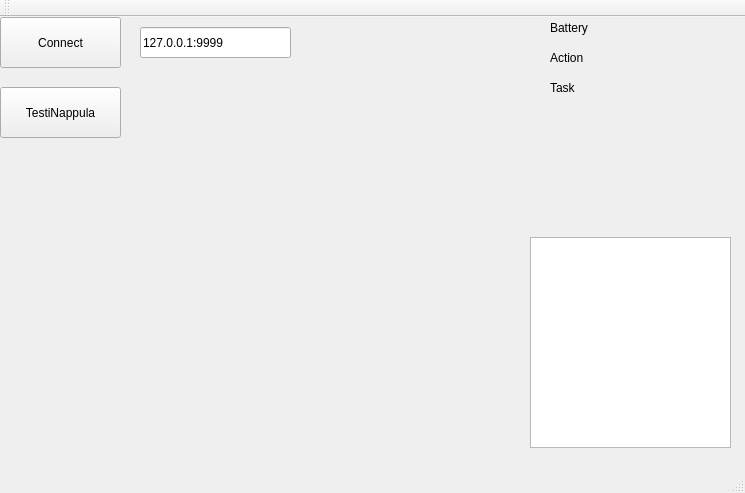
RissanenGit/RobotProject, file newRobotClient/mainwindow.ui: the form before one commit.
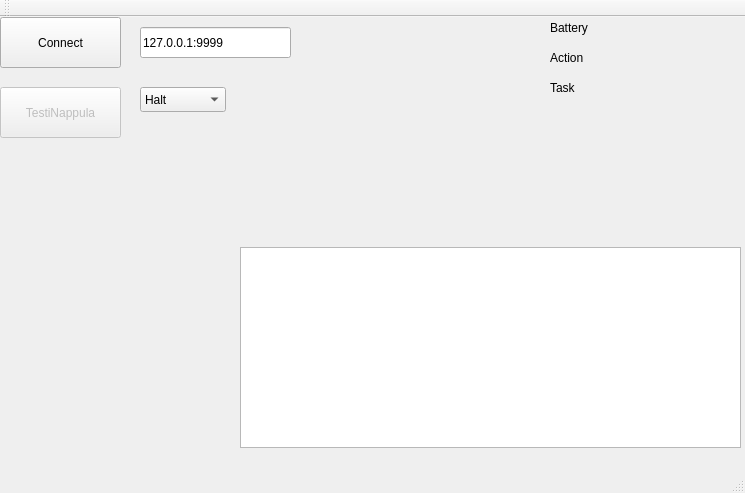
The form after the commit.

```diff
--- a/newRobotClient/mainwindow.ui
+++ b/newRobotClient/mainwindow.ui
@@ -40,17 +40,10 @@
      <string/>
     </property>
    </widget>
-   <widget class="QTextEdit" name="textEdit">
-    <property name="geometry">
-     <rect>
-      <x>530</x>
-      <y>220</y>
-      <width>201</width>
-      <height>211</height>
-     </rect>
-    </property>
-   </widget>
    <widget class="QPushButton" name="connectButton_2">
+    <property name="enabled">
+     <bool>false</bool>
+    </property>
     <property name="geometry">
      <rect>
       <x>0</x>
@@ -154,6 +147,36 @@
      <string>127.0.0.1:9999</string>
     </property>
    </widget>
+   <widget class="QComboBox" name="commandBox">
+    <property name="geometry">
+     <rect>
+      <x>140</x>
+      <y>70</y>
+      <width>86</width>
+      <height>25</height>
+     </rect>
+    </property>
+    <item>
+     <property name="text">
+      <string>Halt</string>
+     </property>
+    </item>
+    <item>
+     <property name="text">
+      <string>Return</string>
+     </property>
+    </item>
+   </widget>
+   <widget class="QTextBrowser" name="logView">
+    <property name="geometry">
+     <rect>
+      <x>240</x>
+      <y>230</y>
+      <width>501</width>
+      <height>201</height>
+     </rect>
+    </property>
+   </widget>
   </widget>
   <widget class="QMenuBar" name="menuBar">
    <property name="geometry">
```
